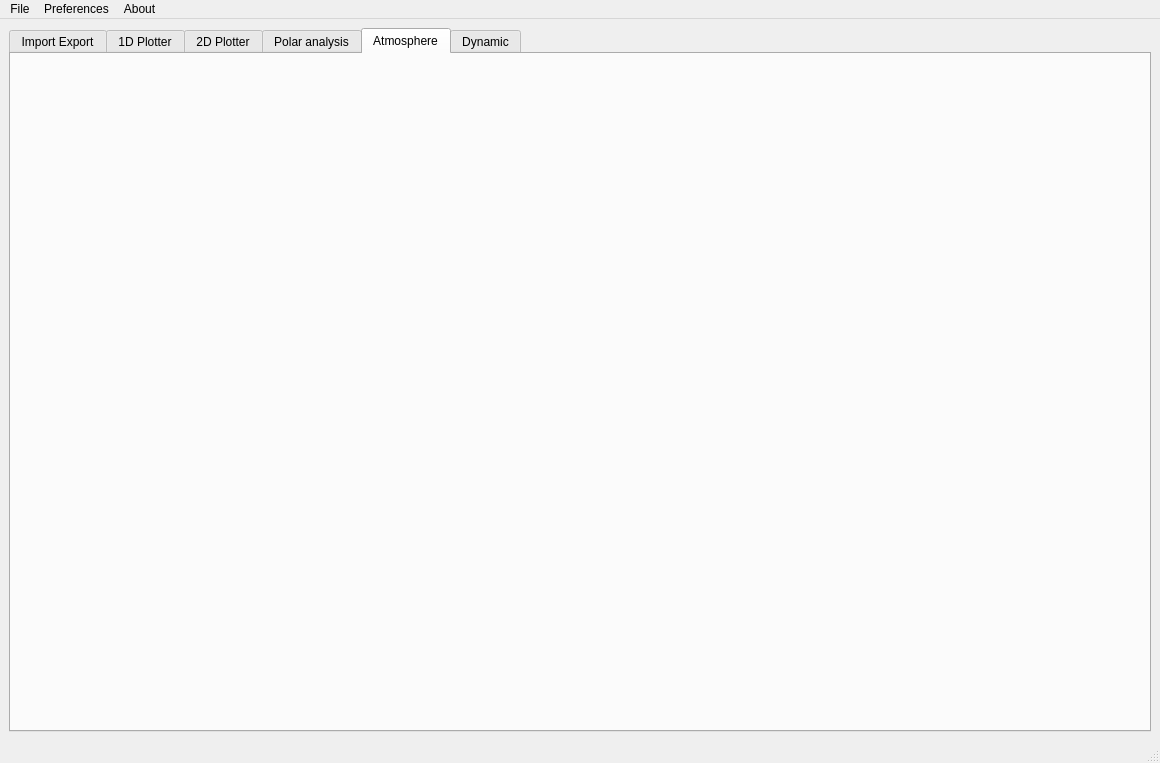
Above: src/gui/mainwindow.ui from TheGoodWeather/Vector-Vario-Analyzer before the change. Below: the same form after it.
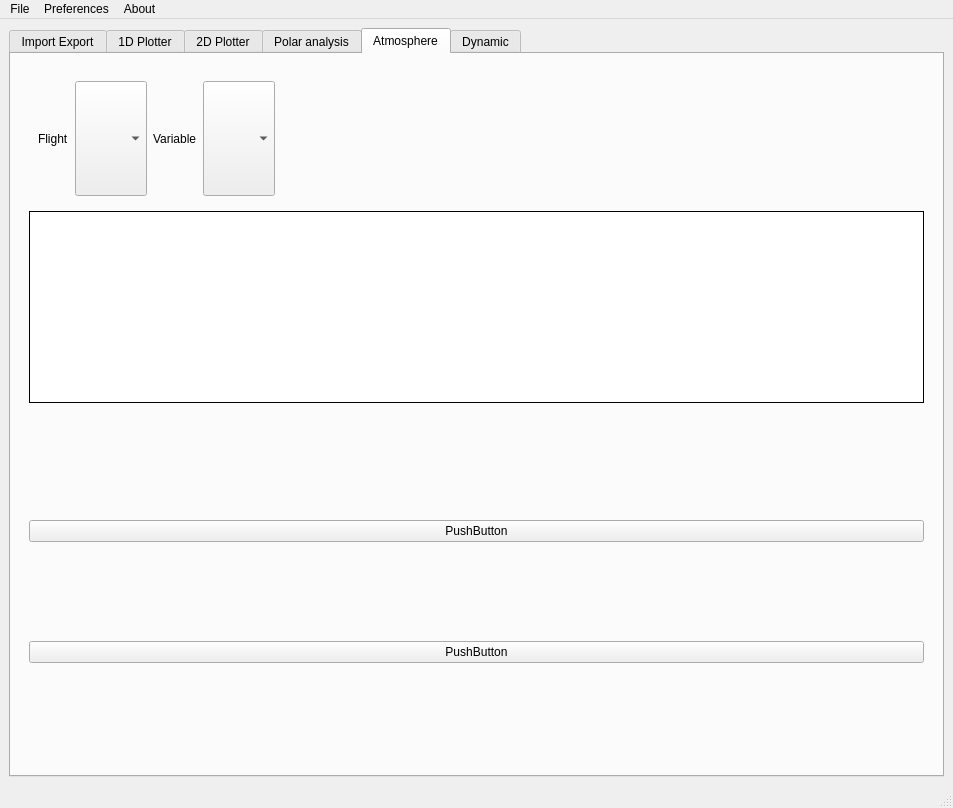
That is the form after the change. The open tabs and pages were chosen to show the change. Custom widgets are drawn as their Qt base class.

```diff
--- a/src/gui/mainwindow.ui
+++ b/src/gui/mainwindow.ui
@@ -6,8 +6,8 @@
    <rect>
     <x>0</x>
     <y>0</y>
-    <width>1160</width>
-    <height>763</height>
+    <width>953</width>
+    <height>808</height>
    </rect>
   </property>
   <property name="windowTitle">
@@ -17,11 +17,11 @@
    <double>1.000000000000000</double>
   </property>
   <widget class="QWidget" name="centralwidget">
-   <layout class="QHBoxLayout" name="horizontalLayout">
+   <layout class="QVBoxLayout" name="verticalLayout_15">
     <item>
      <widget class="QTabWidget" name="tabWidget">
       <property name="currentIndex">
-       <number>3</number>
+       <number>4</number>
       </property>
       <widget class="QWidget" name="inexport_tab">
        <attribute name="title">
@@ -30,6 +30,12 @@
        <layout class="QHBoxLayout" name="horizontalLayout_2">
         <item>
          <widget class="QFrame" name="frame">
+          <property name="sizePolicy">
+           <sizepolicy hsizetype="Minimum" vsizetype="Minimum">
+            <horstretch>0</horstretch>
+            <verstretch>0</verstretch>
+           </sizepolicy>
+          </property>
           <property name="frameShape">
            <enum>QFrame::StyledPanel</enum>
           </property>
@@ -39,15 +45,27 @@
           <layout class="QVBoxLayout" name="verticalLayout_2">
            <item>
             <widget class="QFrame" name="frame_9">
+             <property name="sizePolicy">
+              <sizepolicy hsizetype="Minimum" vsizetype="Minimum">
+               <horstretch>0</horstretch>
+               <verstretch>0</verstretch>
+              </sizepolicy>
+             </property>
              <property name="frameShape">
               <enum>QFrame::Box</enum>
              </property>
              <property name="frameShadow">
               <enum>QFrame::Raised</enum>
              </property>
-             <layout class="QVBoxLayout" name="verticalLayout_3">
-              <item>
+             <layout class="QFormLayout" name="formLayout">
+              <item row="0" column="0">
                <widget class="QFrame" name="frame_4">
+                <property name="sizePolicy">
+                 <sizepolicy hsizetype="Minimum" vsizetype="Minimum">
+                  <horstretch>0</horstretch>
+                  <verstretch>0</verstretch>
+                 </sizepolicy>
+                </property>
                 <property name="frameShape">
                  <enum>QFrame::StyledPanel</enum>
                 </property>
@@ -89,7 +107,7 @@
                 </layout>
                </widget>
               </item>
-              <item>
+              <item row="1" column="0">
                <widget class="QPushButton" name="pushButton_generate_vva">
                 <property name="text">
                  <string>Generate .vva</string>
@@ -100,72 +118,26 @@
             </widget>
            </item>
            <item>
-            <spacer name="horizontalSpacer">
+            <spacer name="verticalSpacer_3">
              <property name="orientation">
-              <enum>Qt::Horizontal</enum>
+              <enum>Qt::Vertical</enum>
              </property>
              <property name="sizeHint" stdset="0">
               <size>
-               <width>40</width>
-               <height>20</height>
-              </size>
-             </property>
-            </spacer>
-           </item>
-           <item>
-            <spacer name="horizontalSpacer_2">
-             <property name="orientation">
-              <enum>Qt::Horizontal</enum>
-             </property>
-             <property name="sizeHint" stdset="0">
-              <size>
-               <width>40</width>
-               <height>20</height>
-              </size>
-             </property>
-            </spacer>
-           </item>
-           <item>
-            <spacer name="horizontalSpacer_5">
-             <property name="orientation">
-              <enum>Qt::Horizontal</enum>
-             </property>
-             <property name="sizeHint" stdset="0">
-              <size>
-               <width>40</width>
-               <height>20</height>
-              </size>
-             </property>
-            </spacer>
-           </item>
-           <item>
-            <spacer name="horizontalSpacer_3">
-             <property name="orientation">
-              <enum>Qt::Horizontal</enum>
-             </property>
-             <property name="sizeHint" stdset="0">
-              <size>
-               <width>40</width>
-               <height>20</height>
-              </size>
-             </property>
-            </spacer>
-           </item>
-           <item>
-            <spacer name="horizontalSpacer_4">
-             <property name="orientation">
-              <enum>Qt::Horizontal</enum>
-             </property>
-             <property name="sizeHint" stdset="0">
-              <size>
-               <width>40</width>
-               <height>20</height>
+               <width>20</width>
+               <height>40</height>
               </size>
              </property>
             </spacer>
            </item>
            <item>
             <widget class="QFrame" name="frame_3">
+             <property name="sizePolicy">
+              <sizepolicy hsizetype="Minimum" vsizetype="Minimum">
+               <horstretch>0</horstretch>
+               <verstretch>0</verstretch>
+              </sizepolicy>
+             </property>
              <property name="frameShape">
               <enum>QFrame::Box</enum>
              </property>
@@ -176,7 +148,7 @@
               <item>
                <widget class="QTextEdit" name="textEdit_log">
                 <property name="sizePolicy">
-                 <sizepolicy hsizetype="Fixed" vsizetype="Fixed">
+                 <sizepolicy hsizetype="Minimum" vsizetype="Minimum">
                   <horstretch>0</horstretch>
                   <verstretch>0</verstretch>
                  </sizepolicy>
@@ -276,6 +248,9 @@
                  </item>
                  <item>
                   <widget class="QPushButton" name="pushButton_export_entry_kml">
+                   <property name="enabled">
+                    <bool>false</bool>
+                   </property>
                    <property name="text">
                     <string>Export flights in .kml</string>
                    </property>
@@ -283,6 +258,9 @@
                  </item>
                  <item>
                   <widget class="QPushButton" name="pushButton_export_entry_csv">
+                   <property name="enabled">
+                    <bool>false</bool>
+                   </property>
                    <property name="text">
                     <string>Export flights in .csv</string>
                    </property>
@@ -925,6 +903,142 @@
        <attribute name="title">
         <string>Atmosphere</string>
        </attribute>
+       <layout class="QVBoxLayout" name="verticalLayout_3">
+        <item>
+         <widget class="QWidget" name="widget_16" native="true">
+          <layout class="QVBoxLayout" name="verticalLayout_17">
+           <item>
+            <widget class="QWidget" name="widget_18" native="true">
+             <property name="sizePolicy">
+              <sizepolicy hsizetype="Minimum" vsizetype="Minimum">
+               <horstretch>0</horstretch>
+               <verstretch>0</verstretch>
+              </sizepolicy>
+             </property>
+             <layout class="QHBoxLayout" name="horizontalLayout_14">
+              <item>
+               <widget class="QLabel" name="label_16">
+                <property name="sizePolicy">
+                 <sizepolicy hsizetype="Minimum" vsizetype="Minimum">
+                  <horstretch>0</horstretch>
+                  <verstretch>0</verstretch>
+                 </sizepolicy>
+                </property>
+                <property name="text">
+                 <string>Flight</string>
+                </property>
+               </widget>
+              </item>
+              <item>
+               <widget class="QComboBox" name="comboBox_flight_select_atmtab">
+                <property name="sizePolicy">
+                 <sizepolicy hsizetype="Minimum" vsizetype="Minimum">
+                  <horstretch>0</horstretch>
+                  <verstretch>0</verstretch>
+                 </sizepolicy>
+                </property>
+               </widget>
+              </item>
+              <item>
+               <widget class="QLabel" name="label_17">
+                <property name="sizePolicy">
+                 <sizepolicy hsizetype="Minimum" vsizetype="Minimum">
+                  <horstretch>0</horstretch>
+                  <verstretch>0</verstretch>
+                 </sizepolicy>
+                </property>
+                <property name="text">
+                 <string>Variable</string>
+                </property>
+               </widget>
+              </item>
+              <item>
+               <widget class="QComboBox" name="comboBox_variable_select_atmtab">
+                <property name="sizePolicy">
+                 <sizepolicy hsizetype="Minimum" vsizetype="Minimum">
+                  <horstretch>0</horstretch>
+                  <verstretch>0</verstretch>
+                 </sizepolicy>
+                </property>
+               </widget>
+              </item>
+              <item>
+               <spacer name="horizontalSpacer_11">
+                <property name="orientation">
+                 <enum>Qt::Horizontal</enum>
+                </property>
+                <property name="sizeHint" stdset="0">
+                 <size>
+                  <width>40</width>
+                  <height>20</height>
+                 </size>
+                </property>
+               </spacer>
+              </item>
+             </layout>
+            </widget>
+           </item>
+           <item>
+            <widget class="PlotWidget" name="graph_atmtab_timeserie">
+             <property name="sizePolicy">
+              <sizepolicy hsizetype="Minimum" vsizetype="Minimum">
+               <horstretch>0</horstretch>
+               <verstretch>0</verstretch>
+              </sizepolicy>
+             </property>
+             <property name="cursor" stdset="0">
+              <cursorShape>ArrowCursor</cursorShape>
+             </property>
+             <property name="mouseTracking">
+              <bool>true</bool>
+             </property>
+             <property name="tabletTracking">
+              <bool>true</bool>
+             </property>
+             <property name="styleSheet">
+              <string notr="true"/>
+             </property>
+             <property name="frameShape">
+              <enum>QFrame::Box</enum>
+             </property>
+             <property name="frameShadow">
+              <enum>QFrame::Plain</enum>
+             </property>
+             <property name="interactive">
+              <bool>true</bool>
+             </property>
+            </widget>
+           </item>
+          </layout>
+         </widget>
+        </item>
+        <item>
+         <widget class="QWidget" name="widget_19" native="true">
+          <property name="sizePolicy">
+           <sizepolicy hsizetype="Minimum" vsizetype="Minimum">
+            <horstretch>0</horstretch>
+            <verstretch>0</verstretch>
+           </sizepolicy>
+          </property>
+          <layout class="QVBoxLayout" name="verticalLayout_16">
+           <item>
+            <widget class="QPushButton" name="pushButton_2">
+             <property name="text">
+              <string>PushButton</string>
+             </property>
+            </widget>
+           </item>
+           <item>
+            <widget class="QPushButton" name="pushButton">
+             <property name="text">
+              <string>PushButton</string>
+             </property>
+            </widget>
+           </item>
+          </layout>
+         </widget>
+        </item>
+       </layout>
       </widget>
       <widget class="QWidget" name="dynamic_tab">
        <attribute name="title">
@@ -940,7 +1054,7 @@
     <rect>
      <x>0</x>
      <y>0</y>
-     <width>1160</width>
+     <width>953</width>
      <height>26</height>
     </rect>
    </property>
```
